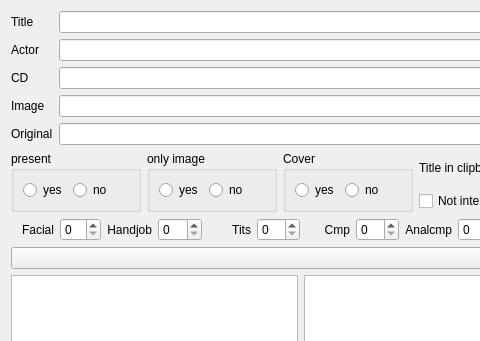
hwmay/pordb, file pordb_neu.ui: the form before one commit; both pictures show x 0 to 480 and y 0 to 341 of the 1107 by 516 pixel window.
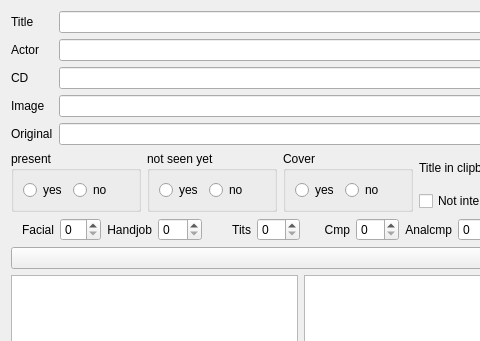
The form after the commit. Icons and pictures are not drawn.

Commit message: Added help texts and translation for the new dialog

What changed in the file:
```diff
--- a/pordb_neu.ui
+++ b/pordb_neu.ui
@@ -220,7 +220,7 @@
           </size>
          </property>
          <property name="title">
-          <string>only image</string>
+          <string>not seen yet</string>
          </property>
          <layout class="QFormLayout" name="formLayout_3">
           <item row="0" column="0">
```
Left out of the diff: 28 changed lines with no effect on the pictures. The commit also changes 6 other files.
